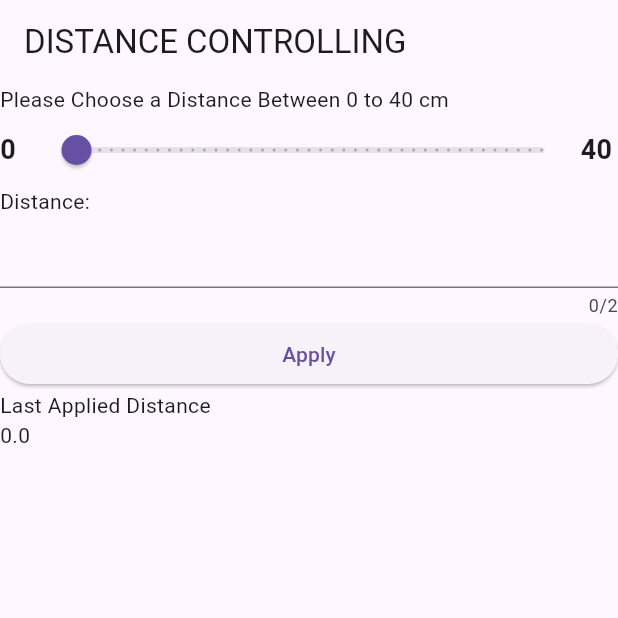
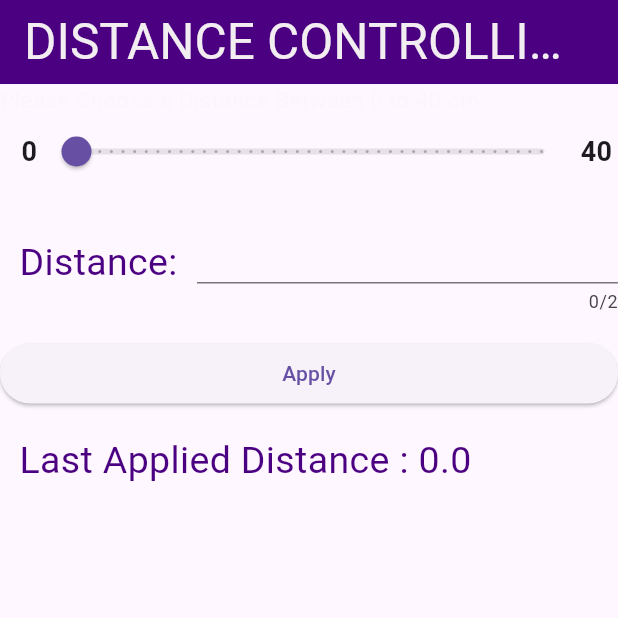
Before and after one commit to ninjoz/ball-and-beam-PID-controller, a Flutter app: the screen it shows after launch, on a phone screen of 412 x 824 dp, the top half of it. Run offline on Flutter 3.47's test engine with Material 3 defaults, Android fonts, the phone set to English and light mode, and no system bars.

Commit message:
fixes in UI and colores

```diff
--- a/lib/main.dart
+++ b/lib/main.dart
@@ -35,41 +35,53 @@
   @override
   Widget build(BuildContext context) => Scaffold(
         appBar: AppBar(
+          backgroundColor:Color.fromARGB(255, 75,0,130),
           title: Text(
-            'distance controlling'.toUpperCase(),
+            'distance controlling'.toUpperCase(),style: TextStyle(fontSize: 33,color:Color.fromARGB(255, 242, 237, 241),),
           ),
         ),
         body: Form(
           key: _formKey,
           child: ListView(
             children: [
-              Text('Please Choose a Distance Between 0 to 40 cm'),
-              Row(
-                children: [
-                  buildSlideLable(0.0),
-                  Expanded(child:buildSlidingBar(),
+              Text('Please Choose a Distance Between 0 to 40 cm',style :TextStyle(fontSize: 15,color:Color.fromARGB(7,200,160,155))),
+              Row(children: [
 
+                buildSlideLable('   0'),
+
+                Expanded(
+                  child: buildSlidingBar(),
+                ),
+                buildSlideLable('40   '),
+
+              ]),
+              const SizedBox(height: 16,),
+              Row(children: [
+                Text('  Distance:  ',style:TextStyle(fontSize: 25,color:Color.fromARGB(255, 75,0,130))),
+                Expanded(
+                  child: buildDistanceInput(),
+                ),
+              ]),
+              const SizedBox(height: 16,),
+              buildApplyButton(),
+              const SizedBox(height: 16,),
+              Row(children: [
+                Text('  Last Applied Distance : ',style:TextStyle(fontSize: 25,color:Color.fromARGB(255, 75,0,130),),),
+                Expanded(
+                  child: Text(
+
+                    '$lastAppliedValue',style:TextStyle(fontSize: 25,color:Color.fromARGB(255, 75,0,130),),
                   ),
-                  buildSlideLable(40.0),
-                ]
-
-              )
-              ,
-              Text('Distance:'),
-              buildDistanceInput(),
-              buildApplyButton(),
-              Text('Last Applied Distance'),
-              Text(
-                '$lastAppliedValue',
-              ),
+                ),
+              ]),
             ],
           ),
         ),
       );
-  Widget buildSlideLable(double value) => Container(
+  Widget buildSlideLable(String value) => Container(
       width: 25,
       child: Text(
-        value.round().toString(),
+        value,
         style: TextStyle(fontSize: 18, fontWeight: FontWeight.bold),
       ));
   Widget buildSlidingBar() => SizedBox(
@@ -126,6 +138,7 @@
     if (_formKey.currentState!.validate()) {
       setState(() {
         lastAppliedValue = inputValue;
+        _formKey.currentState?.reset();
       });
     }
   }
```
